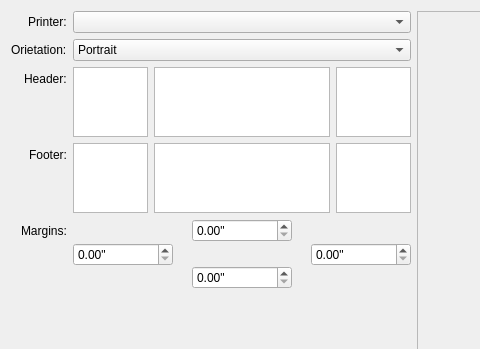
This is PageSetupDialog.ui in ldraconus/TextSmith2 as Qt 5 draws it before an edit; both pictures show x 0 to 480 and y 0 to 349 of the 781 by 557 pixel window. The edited form follows.
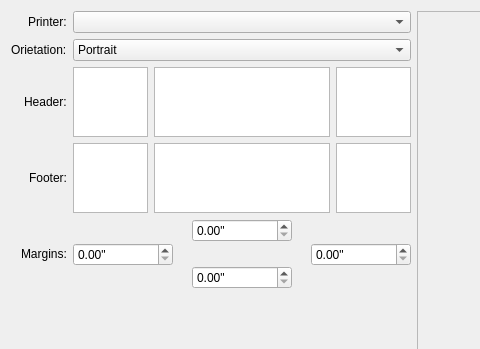
This is the edited form. Icons and pictures are not drawn.

Commit message:
Finished print preview.
Fixed the marginals. Refactored the print routines into the Printer, and
simplified Main. Planning to move each menu (except edit) into thier own
classes.  A lot of this stuff doesn't really relate to the UI.  Not sure
I want to do this.

What changed in the file:
```diff
--- a/PageSetupDialog.ui
+++ b/PageSetupDialog.ui
@@ -49,7 +49,7 @@
        <number>0</number>
       </property>
       <item>
-       <widget class="QFrame" name="previewFrame">
+       <widget class="QFrame" name="settingsFrame">
         <property name="sizePolicy">
          <sizepolicy hsizetype="Preferred" vsizetype="Preferred">
           <horstretch>1</horstretch>
@@ -202,6 +202,18 @@
             </item>
             <item row="2" column="0">
              <widget class="QLabel" name="label">
+              <property name="sizePolicy">
+               <sizepolicy hsizetype="Preferred" vsizetype="Minimum">
+                <horstretch>0</horstretch>
+                <verstretch>1</verstretch>
+               </sizepolicy>
+              </property>
+              <property name="minimumSize">
+               <size>
+                <width>0</width>
+                <height>70</height>
+               </size>
+              </property>
               <property name="text">
                <string>Header:</string>
               </property>
@@ -326,6 +338,12 @@
             </item>
             <item row="3" column="0">
              <widget class="QLabel" name="label_2">
+              <property name="minimumSize">
+               <size>
+                <width>0</width>
+                <height>70</height>
+               </size>
+              </property>
               <property name="text">
                <string>Footer:</string>
               </property>
@@ -447,6 +465,12 @@
             </item>
             <item row="4" column="0">
              <widget class="QLabel" name="label_7">
+              <property name="minimumSize">
+               <size>
+                <width>0</width>
+                <height>40</height>
+               </size>
+              </property>
               <property name="text">
                <string>Margins:</string>
               </property>
@@ -752,7 +776,7 @@
        </widget>
       </item>
       <item>
-       <widget class="QFrame" name="frame_5">
+       <widget class="QFrame" name="previewFrame">
         <property name="frameShape">
          <enum>QFrame::Shape::StyledPanel</enum>
         </property>
```
Left out of the diff: 12 changed lines with no effect on the pictures. The commit also changes 10 other files.
